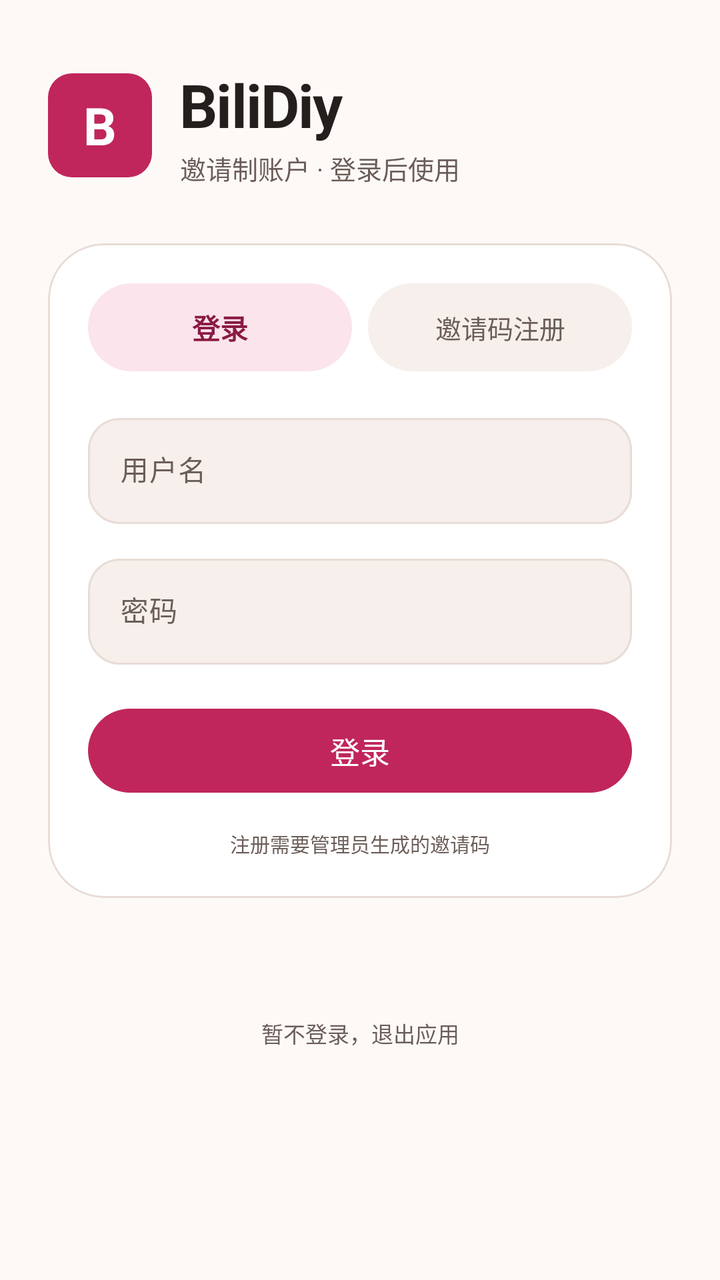
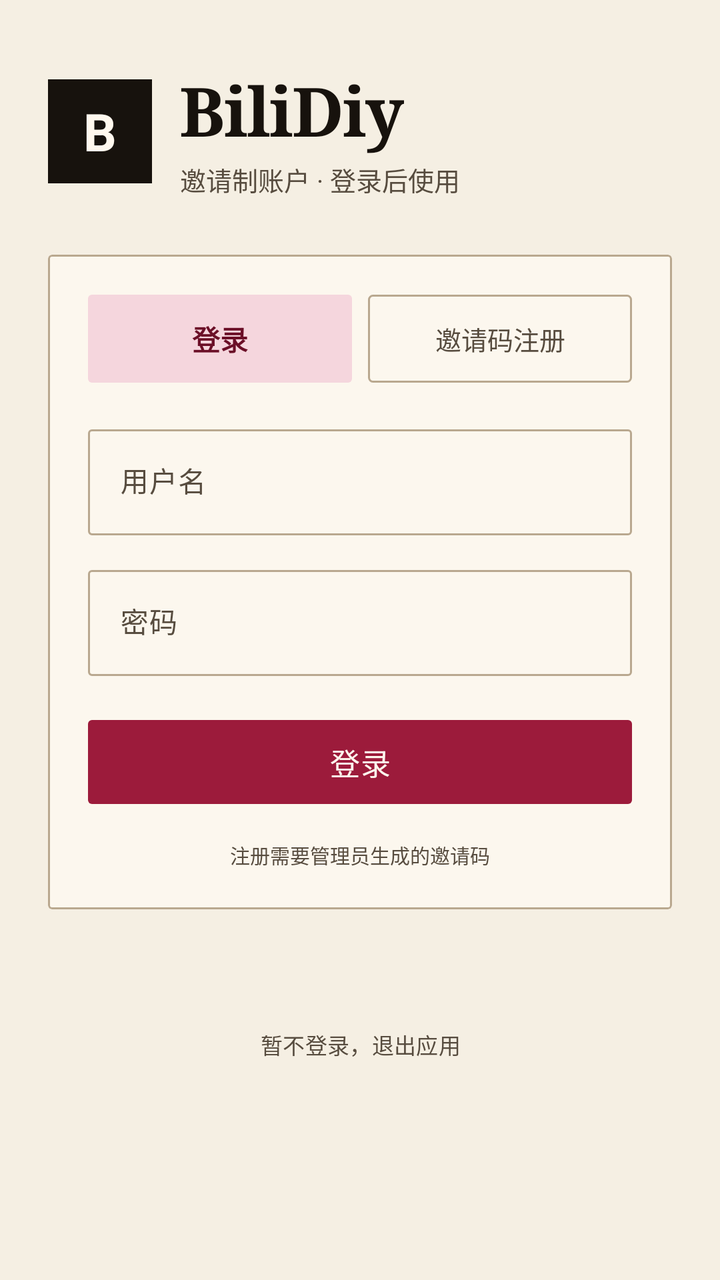

Compare the two renders of this Android layout. The source of the first and the diff that turns it into the second are given below.
<!-- AndroidManifest.xml: application theme Theme.BiliDiy -->
<!-- res/layout/activity_auth.xml -->
<?xml version="1.0" encoding="utf-8"?>
<ScrollView xmlns:android="http://schemas.android.com/apk/res/android"
    xmlns:app="http://schemas.android.com/apk/res-auto"
    android:id="@+id/pageRoot"
    android:layout_width="match_parent"
    android:layout_height="match_parent"
    android:background="@color/bg"
    android:fillViewport="true"
    android:overScrollMode="never">

    <LinearLayout
        android:id="@+id/content"
        android:layout_width="match_parent"
        android:layout_height="wrap_content"
        android:orientation="vertical"
        android:paddingStart="24dp"
        android:paddingTop="32dp"
        android:paddingEnd="24dp"
        android:paddingBottom="24dp">

        <LinearLayout
            android:layout_width="wrap_content"
            android:layout_height="wrap_content"
            android:gravity="center_vertical"
            android:orientation="horizontal">

            <TextView
                android:layout_width="52dp"
                android:layout_height="52dp"
                android:background="@drawable/bg_logo_mark"
                android:contentDescription="BiliDiy"
                android:gravity="center"
                android:text="B"
                android:textColor="@color/onPink"
                android:textSize="26sp"
                android:textStyle="bold" />

            <LinearLayout
                android:layout_width="wrap_content"
                android:layout_height="wrap_content"
                android:layout_marginStart="14dp"
                android:orientation="vertical">

                <TextView
                    android:layout_width="wrap_content"
                    android:layout_height="wrap_content"
                    android:text="BiliDiy"
                    android:textAppearance="@style/TextAppearance.BiliDiy.Display" />

                <TextView
                    android:layout_width="wrap_content"
                    android:layout_height="wrap_content"
                    android:layout_marginTop="2dp"
                    android:text="邀请制账户 · 登录后使用"
                    android:textAppearance="@style/TextAppearance.BiliDiy.BodySmall" />
            </LinearLayout>
        </LinearLayout>

        <com.google.android.material.card.MaterialCardView
            style="@style/Widget.BiliDiy.Card"
            android:layout_width="match_parent"
            android:layout_height="wrap_content"
            android:layout_marginTop="28dp"
            app:cardCornerRadius="28dp">

            <LinearLayout
                android:layout_width="match_parent"
                android:layout_height="wrap_content"
                android:orientation="vertical"
                android:padding="20dp">

                <LinearLayout
                    android:layout_width="match_parent"
                    android:layout_height="44dp"
                    android:orientation="horizontal">

                    <TextView
                        android:id="@+id/tabLogin"
                        android:layout_width="0dp"
                        android:layout_height="match_parent"
                        android:layout_weight="1"
                        android:background="@drawable/bg_chip_on"
                        android:gravity="center"
                        android:text="登录"
                        android:textColor="@color/pinkDeep"
                        android:textSize="14sp"
                        android:textStyle="bold" />

                    <TextView
                        android:id="@+id/tabRegister"
                        android:layout_width="0dp"
                        android:layout_height="match_parent"
                        android:layout_marginStart="8dp"
                        android:layout_weight="1"
                        android:background="@drawable/bg_chip"
                        android:gravity="center"
                        android:text="邀请码注册"
                        android:textColor="@color/textSecondary"
                        android:textSize="13sp" />
                </LinearLayout>

                <LinearLayout
                    android:id="@+id/panelLogin"
                    android:layout_width="match_parent"
                    android:layout_height="wrap_content"
                    android:layout_marginTop="18dp"
                    android:orientation="vertical">

                    <com.google.android.material.textfield.TextInputLayout
                        style="@style/Widget.BiliDiy.TextField"
                        android:layout_width="match_parent"
                        android:layout_height="wrap_content"
                        android:hint="用户名">

                        <com.google.android.material.textfield.TextInputEditText
                            android:id="@+id/etUser"
                            android:layout_width="match_parent"
                            android:layout_height="wrap_content"
                            android:inputType="text"
                            android:maxLines="1"
                            android:textColor="@color/textMain"
                            android:textSize="14sp" />
                    </com.google.android.material.textfield.TextInputLayout>

                    <com.google.android.material.textfield.TextInputLayout
                        style="@style/Widget.BiliDiy.TextField"
                        android:layout_width="match_parent"
                        android:layout_height="wrap_content"
                        android:layout_marginTop="12dp"
                        android:hint="密码">

                        <com.google.android.material.textfield.TextInputEditText
                            android:id="@+id/etPass"
                            android:layout_width="match_parent"
                            android:layout_height="wrap_content"
                            android:inputType="textPassword"
                            android:maxLines="1"
                            android:textColor="@color/textMain"
                            android:textSize="14sp" />
                    </com.google.android.material.textfield.TextInputLayout>

                    <TextView
                        android:id="@+id/tvLoginError"
                        android:layout_width="match_parent"
                        android:layout_height="wrap_content"
                        android:layout_marginTop="10dp"
                        android:textColor="@color/bad"
                        android:textSize="11sp"
                        android:visibility="gone" />

                    <com.google.android.material.button.MaterialButton
                        android:id="@+id/btnLogin"
                        style="@style/Widget.BiliDiy.Button"
                        android:layout_width="match_parent"
                        android:layout_height="50dp"
                        android:layout_marginTop="18dp"
                        android:text="登录"
                        android:textSize="15sp" />
                </LinearLayout>

                <LinearLayout
                    android:id="@+id/panelRegister"
                    android:layout_width="match_parent"
                    android:layout_height="wrap_content"
                    android:layout_marginTop="18dp"
                    android:orientation="vertical"
                    android:visibility="gone">

                    <com.google.android.material.textfield.TextInputLayout
                        style="@style/Widget.BiliDiy.TextField"
                        android:layout_width="match_parent"
                        android:layout_height="wrap_content"
                        android:hint="邀请码">

                        <com.google.android.material.textfield.TextInputEditText
                            android:id="@+id/etInvite"
                            android:layout_width="match_parent"
                            android:layout_height="wrap_content"
                            android:inputType="textCapCharacters"
                            android:maxLines="1"
                            android:textColor="@color/textMain"
                            android:textSize="14sp" />
                    </com.google.android.material.textfield.TextInputLayout>

                    <com.google.android.material.textfield.TextInputLayout
                        style="@style/Widget.BiliDiy.TextField"
                        android:layout_width="match_parent"
                        android:layout_height="wrap_content"
                        android:layout_marginTop="12dp"
                        android:hint="用户名">

                        <com.google.android.material.textfield.TextInputEditText
                            android:id="@+id/etRegUser"
                            android:layout_width="match_parent"
                            android:layout_height="wrap_content"
                            android:inputType="text"
                            android:maxLines="1"
                            android:textColor="@color/textMain"
                            android:textSize="14sp" />
                    </com.google.android.material.textfield.TextInputLayout>

                    <com.google.android.material.textfield.TextInputLayout
                        style="@style/Widget.BiliDiy.TextField"
                        android:layout_width="match_parent"
                        android:layout_height="wrap_content"
                        android:layout_marginTop="12dp"
                        android:hint="密码">

                        <com.google.android.material.textfield.TextInputEditText
                            android:id="@+id/etRegPass"
                            android:layout_width="match_parent"
                            android:layout_height="wrap_content"
                            android:inputType="textPassword"
                            android:maxLines="1"
                            android:textColor="@color/textMain"
                            android:textSize="14sp" />
                    </com.google.android.material.textfield.TextInputLayout>

                    <com.google.android.material.textfield.TextInputLayout
                        style="@style/Widget.BiliDiy.TextField"
                        android:layout_width="match_parent"
                        android:layout_height="wrap_content"
                        android:layout_marginTop="12dp"
                        android:hint="昵称（可选）">

                        <com.google.android.material.textfield.TextInputEditText
                            android:id="@+id/etRegNick"
                            android:layout_width="match_parent"
                            android:layout_height="wrap_content"
                            android:inputType="text"
                            android:maxLines="1"
                            android:textColor="@color/textMain"
                            android:textSize="14sp" />
                    </com.google.android.material.textfield.TextInputLayout>

                    <TextView
                        android:id="@+id/tvRegError"
                        android:layout_width="match_parent"
                        android:layout_height="wrap_content"
                        android:layout_marginTop="10dp"
                        android:textColor="@color/bad"
                        android:textSize="11sp"
                        android:visibility="gone" />

                    <com.google.android.material.button.MaterialButton
                        android:id="@+id/btnRegister"
                        style="@style/Widget.BiliDiy.Button"
                        android:layout_width="match_parent"
                        android:layout_height="50dp"
                        android:layout_marginTop="18dp"
                        android:text="注册并登录"
                        android:textSize="15sp" />
                </LinearLayout>

                <TextView
                    android:id="@+id/tvAuthHint"
                    android:layout_width="match_parent"
                    android:layout_height="wrap_content"
                    android:layout_marginTop="14dp"
                    android:gravity="center"
                    android:text="注册需要管理员生成的邀请码"
                    android:textColor="@color/textSecondary"
                    android:textSize="10sp" />
            </LinearLayout>
        </com.google.android.material.card.MaterialCardView>

        <TextView
            android:id="@+id/tvDevice"
            android:layout_width="match_parent"
            android:layout_height="wrap_content"
            android:layout_marginTop="18dp"
            android:ellipsize="middle"
            android:gravity="center"
            android:maxLines="1"
            android:textColor="@color/textSecondary"
            android:textSize="10sp" />

        <com.google.android.material.button.MaterialButton
            android:id="@+id/btnExit"
            style="@style/Widget.BiliDiy.Button.Text"
            android:layout_width="match_parent"
            android:layout_height="44dp"
            android:layout_marginTop="14dp"
            android:minHeight="0dp"
            android:text="暂不登录，退出应用"
            android:textSize="11sp" />
    </LinearLayout>
</ScrollView>
<!-- resources referenced by this layout -->
<resources>
  <color name="bad">#C0392B</color>
  <color name="bg">#FDF9F7</color>
  <color name="onPink">@color/onPrimary</color>
  <color name="textMain">#241F1D</color>
  <color name="textSecondary">#6B5D58</color>
  <!-- drawable bg_chip (drawable) -->
  <?xml version="1.0" encoding="utf-8"?>
  <shape xmlns:android="http://schemas.android.com/apk/res/android" android:shape="rectangle">
      <solid android:color="@color/surfaceContainer" />
      <corners android:radius="999dp" />
  </shape>
  <!-- drawable bg_chip_on (drawable) -->
  <?xml version="1.0" encoding="utf-8"?>
  <shape xmlns:android="http://schemas.android.com/apk/res/android" android:shape="rectangle">
      <solid android:color="@color/primaryContainer" />
      <corners android:radius="999dp" />
  </shape>
  <!-- drawable bg_logo_mark (drawable) -->
  <?xml version="1.0" encoding="utf-8"?>
  <shape xmlns:android="http://schemas.android.com/apk/res/android" android:shape="rectangle">
      <solid android:color="@color/pink" />
      <corners android:radius="12dp" />
  </shape>
  <style name="TextAppearance.BiliDiy.BodySmall">
          <item name="android:textSize">13sp</item>
          <item name="android:textColor">@color/textSecondary</item>
          <item name="android:lineSpacingMultiplier">1.15</item>
      </style>
  <style name="TextAppearance.BiliDiy.Display">
          <item name="android:textSize">30sp</item>
          <item name="android:textStyle">bold</item>
          <item name="android:textColor">@color/textMain</item>
          <item name="android:letterSpacing">-0.02</item>
          <item name="android:lineSpacingMultiplier">1.15</item>
          <item name="android:includeFontPadding">false</item>
      </style>
  <style name="Widget.BiliDiy.Button" parent="Widget.Material3.Button">
          <item name="cornerRadius">@dimen/radius_pill</item>
          <item name="android:minHeight">@dimen/touch_target</item>
          <item name="android:textSize">15sp</item>
          <item name="android:textAllCaps">false</item>
          <item name="android:letterSpacing">0</item>
          <item name="android:textColor">@color/onPrimary</item>
          <item name="backgroundTint">@color/primary</item>
      </style>
  <style name="Widget.BiliDiy.Card">
          <item name="cardBackgroundColor">@color/surface</item>
          <item name="cardCornerRadius">@dimen/radius_md</item>
          <item name="cardElevation">0dp</item>
          <item name="strokeWidth">@dimen/card_stroke</item>
          <item name="strokeColor">@color/line</item>
      </style>
  <style name="Widget.BiliDiy.TextField" parent="Widget.Material3.TextInputLayout.OutlinedBox">
          <item name="boxBackgroundColor">@color/surfaceContainer</item>
          <item name="boxCornerRadiusTopStart">16dp</item>
          <item name="boxCornerRadiusTopEnd">16dp</item>
          <item name="boxCornerRadiusBottomStart">16dp</item>
          <item name="boxCornerRadiusBottomEnd">16dp</item>
          <item name="boxStrokeColor">@color/text_field_stroke</item>
          <item name="boxStrokeWidth">1dp</item>
          <item name="boxStrokeWidthFocused">2dp</item>
          <item name="hintTextColor">@color/textSecondary</item>
          <item name="android:textColorHint">@color/textSecondary</item>
      </style>
  <color name="onPrimary">#FFFFFF</color>
  <color name="onPrimaryContainer">#8A1A44</color>
  <color name="surfaceContainer">#F6EFEC</color>
  <color name="primaryContainer">#FBE4EB</color>
  <color name="pink">@color/primary</color>
  <dimen name="radius_pill">999dp</dimen>
  <dimen name="touch_target">48dp</dimen>
  <color name="primary">#C0265C</color>
  <color name="surface">#FFFFFF</color>
  <dimen name="radius_md">16dp</dimen>
  <dimen name="card_stroke">1dp</dimen>
  <color name="line">#E8DCD6</color>
  <color name="peach">#8A6A12</color>
  <color name="ok">#2E7D48</color>
  <color name="surfaceContainerHigh">#EFE5E1</color>
  <!-- unchanged entries left out for length: 3 -->
</resources>

<!-- the commit's change to res/layout/activity_auth.xml (unified diff, before → after) -->
@@ -61,7 +61,7 @@
             android:layout_width="match_parent"
             android:layout_height="wrap_content"
             android:layout_marginTop="28dp"
-            app:cardCornerRadius="28dp">
+            app:cardCornerRadius="2dp">
 
             <LinearLayout
                 android:layout_width="match_parent"
<!-- resource entries referenced after the edit -->
@@ -1,84 +1,86 @@
 <!-- resources referenced by this layout -->
 <resources>
-  <color name="bad">#C0392B</color>
-  <color name="bg">#FDF9F7</color>
+  <color name="bad">#A2261D</color>
+  <color name="bg">#F5EFE3</color>
   <color name="onPink">@color/onPrimary</color>
-  <color name="textMain">#241F1D</color>
-  <color name="textSecondary">#6B5D58</color>
+  <color name="textMain">#17120D</color>
+  <color name="textSecondary">#574C3F</color>
   <!-- drawable bg_chip (drawable) -->
   <?xml version="1.0" encoding="utf-8"?>
   <shape xmlns:android="http://schemas.android.com/apk/res/android" android:shape="rectangle">
-      <solid android:color="@color/surfaceContainer" />
-      <corners android:radius="999dp" />
+      <solid android:color="@color/surface" />
+      <stroke android:width="1dp" android:color="@color/line" />
+      <corners android:radius="2dp" />
   </shape>
   <!-- drawable bg_chip_on (drawable) -->
   <?xml version="1.0" encoding="utf-8"?>
   <shape xmlns:android="http://schemas.android.com/apk/res/android" android:shape="rectangle">
       <solid android:color="@color/primaryContainer" />
-      <corners android:radius="999dp" />
+      <corners android:radius="2dp" />
   </shape>
   <!-- drawable bg_logo_mark (drawable) -->
   <?xml version="1.0" encoding="utf-8"?>
   <shape xmlns:android="http://schemas.android.com/apk/res/android" android:shape="rectangle">
-      <solid android:color="@color/pink" />
-      <corners android:radius="12dp" />
+      <solid android:color="@color/textMain" />
+      <corners android:radius="0dp" />
   </shape>
   <style name="TextAppearance.BiliDiy.BodySmall">
+          <item name="android:fontFamily">sans-serif</item>
           <item name="android:textSize">13sp</item>
           <item name="android:textColor">@color/textSecondary</item>
-          <item name="android:lineSpacingMultiplier">1.15</item>
+          <item name="android:lineSpacingMultiplier">1.2</item>
       </style>
   <style name="TextAppearance.BiliDiy.Display">
-          <item name="android:textSize">30sp</item>
+          <item name="android:fontFamily">serif</item>
+          <item name="android:textSize">34sp</item>
           <item name="android:textStyle">bold</item>
           <item name="android:textColor">@color/textMain</item>
           <item name="android:letterSpacing">-0.02</item>
-          <item name="android:lineSpacingMultiplier">1.15</item>
+          <item name="android:lineSpacingMultiplier">1.08</item>
           <item name="android:includeFontPadding">false</item>
       </style>
   <style name="Widget.BiliDiy.Button" parent="Widget.Material3.Button">
-          <item name="cornerRadius">@dimen/radius_pill</item>
+          <item name="cornerRadius">2dp</item>
           <item name="android:minHeight">@dimen/touch_target</item>
           <item name="android:textSize">15sp</item>
+          <item name="android:fontFamily">sans-serif</item>
           <item name="android:textAllCaps">false</item>
-          <item name="android:letterSpacing">0</item>
+          <item name="android:letterSpacing">0.01</item>
           <item name="android:textColor">@color/onPrimary</item>
           <item name="backgroundTint">@color/primary</item>
       </style>
   <style name="Widget.BiliDiy.Card">
           <item name="cardBackgroundColor">@color/surface</item>
-          <item name="cardCornerRadius">@dimen/radius_md</item>
+          <item name="cardCornerRadius">2dp</item>
           <item name="cardElevation">0dp</item>
           <item name="strokeWidth">@dimen/card_stroke</item>
           <item name="strokeColor">@color/line</item>
       </style>
   <style name="Widget.BiliDiy.TextField" parent="Widget.Material3.TextInputLayout.OutlinedBox">
-          <item name="boxBackgroundColor">@color/surfaceContainer</item>
-          <item name="boxCornerRadiusTopStart">16dp</item>
-          <item name="boxCornerRadiusTopEnd">16dp</item>
-          <item name="boxCornerRadiusBottomStart">16dp</item>
-          <item name="boxCornerRadiusBottomEnd">16dp</item>
+          <item name="boxBackgroundColor">@color/surface</item>
+          <item name="boxCornerRadiusTopStart">2dp</item>
+          <item name="boxCornerRadiusTopEnd">2dp</item>
+          <item name="boxCornerRadiusBottomStart">2dp</item>
+          <item name="boxCornerRadiusBottomEnd">2dp</item>
           <item name="boxStrokeColor">@color/text_field_stroke</item>
           <item name="boxStrokeWidth">1dp</item>
-          <item name="boxStrokeWidthFocused">2dp</item>
+          <item name="boxStrokeWidthFocused">1dp</item>
           <item name="hintTextColor">@color/textSecondary</item>
           <item name="android:textColorHint">@color/textSecondary</item>
+          <item name="android:fontFamily">sans-serif</item>
       </style>
-  <color name="onPrimary">#FFFFFF</color>
-  <color name="onPrimaryContainer">#8A1A44</color>
-  <color name="surfaceContainer">#F6EFEC</color>
-  <color name="primaryContainer">#FBE4EB</color>
-  <color name="pink">@color/primary</color>
-  <dimen name="radius_pill">999dp</dimen>
+  <color name="onPrimary">#FFF8EE</color>
+  <color name="onPrimaryContainer">#6B0F27</color>
+  <color name="surfaceContainer">#E8DECD</color>
+  <color name="primaryContainer">#F5D6DD</color>
   <dimen name="touch_target">48dp</dimen>
-  <color name="primary">#C0265C</color>
-  <color name="surface">#FFFFFF</color>
-  <dimen name="radius_md">16dp</dimen>
+  <color name="primary">#9C1B3B</color>
+  <color name="surface">#FCF7EE</color>
   <dimen name="card_stroke">1dp</dimen>
-  <color name="line">#E8DCD6</color>
-  <color name="peach">#8A6A12</color>
-  <color name="ok">#2E7D48</color>
-  <color name="surfaceContainerHigh">#EFE5E1</color>
+  <color name="line">#B9A88F</color>
+  <color name="peach">#8A5A00</color>
+  <color name="ok">#2E6B49</color>
+  <color name="surfaceContainerHigh">#DCD0BC</color>
   <!-- unchanged entries left out for length: 3 -->
 </resources>
 
